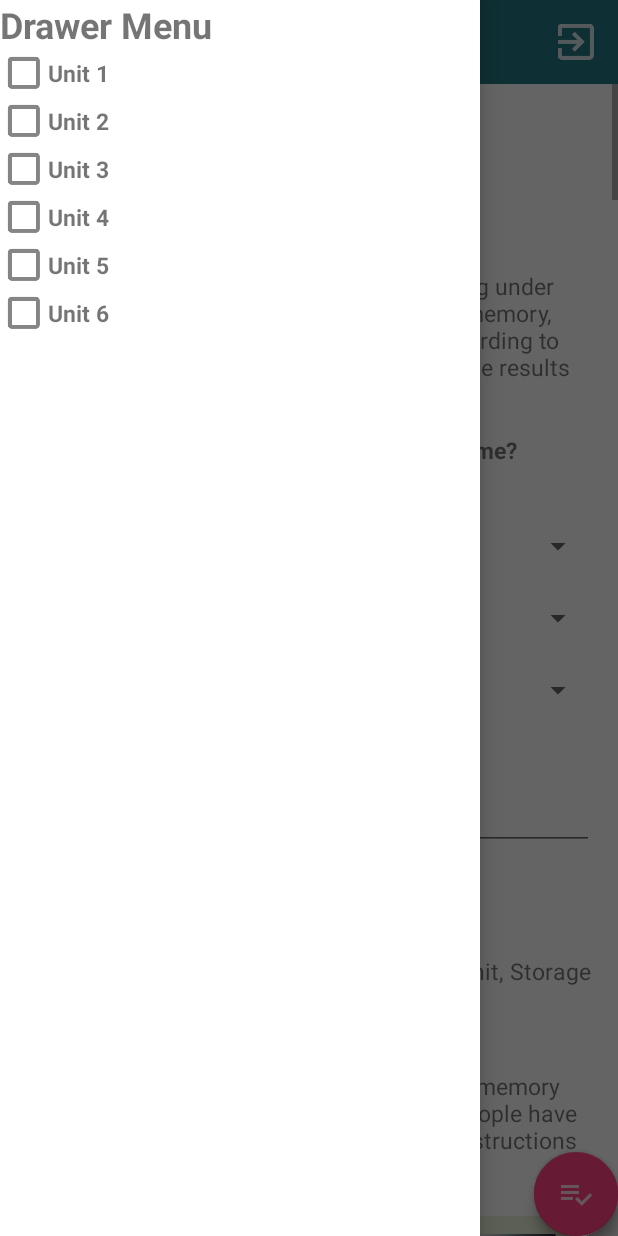
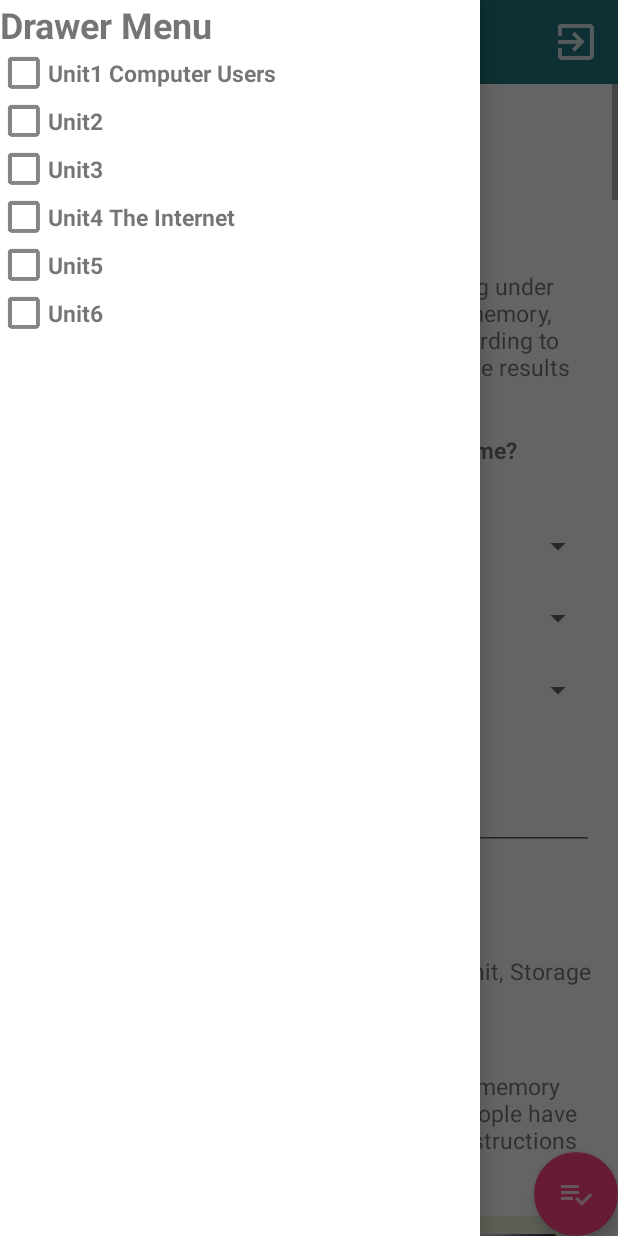
Before and after one commit to usukuma14/funnyQuestion2, an Android app: the screen it shows after launch once a user with an empty profile is signed in (ServiceActivity), with the side drawer open, on a phone screen of 412 x 824 dp. Run offline under Robolectric (Android 15) with nearby library versions, the phone set to English and light mode, and no system bars; our stand-ins replace Firebase (no records; nobody signed in at launch, a user with empty details on screens opened directly).

Commit message:
Check Score Warmup

```diff
--- a/app/src/main/java/thailand/soumbundit/jirawat/funnyquestion/ServiceActivity.java
+++ b/app/src/main/java/thailand/soumbundit/jirawat/funnyquestion/ServiceActivity.java
@@ -19,6 +19,7 @@ import com.google.firebase.auth.FirebaseUser;
 import thailand.soumbundit.jirawat.funnyquestion.fragment.ServiceFragment;
 import thailand.soumbundit.jirawat.funnyquestion.fragment.Unit1Fragment;
 import thailand.soumbundit.jirawat.funnyquestion.fragment.Unit4Fragment;
+import thailand.soumbundit.jirawat.funnyquestion.utility.MyConstant;
 
 public class ServiceActivity extends AppCompatActivity implements View.OnClickListener {
 
@@ -62,6 +63,15 @@ public class ServiceActivity extends AppCompatActivity implements View.OnClickLi
         unit4TextView = findViewById(R.id.txtUnit4);
         unit5TextView = findViewById(R.id.txtUnit5);
         unit6TextView = findViewById(R.id.txtUnit6);
+
+        MyConstant myConstant = new MyConstant();
+        String[] strings = myConstant.getUnitTitleStrings();
+        unit1TextView.setText(strings[0]);
+        unit2TextView.setText(strings[1]);
+        unit3TextView.setText(strings[2]);
+        unit4TextView.setText(strings[3]);
+        unit5TextView.setText(strings[4]);
+        unit6TextView.setText(strings[5]);
 
         unit1TextView.setOnClickListener(ServiceActivity.this);
         unit2TextView.setOnClickListener(ServiceActivity.this);
@@ -174,6 +184,5 @@ public class ServiceActivity extends AppCompatActivity implements View.OnClickLi
         }
 
 
-
     } //onClick
 } // Main Class
--- a/app/src/main/java/thailand/soumbundit/jirawat/funnyquestion/fragment/Unit1Fragment.java
+++ b/app/src/main/java/thailand/soumbundit/jirawat/funnyquestion/fragment/Unit1Fragment.java
@@ -11,6 +11,7 @@ import android.util.Log;
 import android.view.LayoutInflater;
 import android.view.View;
 import android.view.ViewGroup;
+import android.widget.AdapterView;
 import android.widget.ArrayAdapter;
 import android.widget.Button;
 import android.widget.EditText;
@@ -35,6 +36,7 @@ public class Unit1Fragment extends Fragment {
             presentString, practiceString;
 
     private String tag = "11Nov1";
+    private int[] scoreWarmUpInts = new int[]{0, 0, 0};
 
 
     public static Unit1Fragment unit1Instance(String uidString) {
@@ -53,18 +55,9 @@ public class Unit1Fragment extends Fragment {
         //Find UID, Name Unit of user
         findUidNameUnit();
 
-        //find TimeTest
-        findTimeTest();
-
-
-
-
-
-
-
-
 
 //        First Spinner
+        //About worm up
         firstSpinner();
 
         secondSpinner();
@@ -112,6 +105,12 @@ public class Unit1Fragment extends Fragment {
 
 
 //        Check Floating
+        checkFloating();
+
+
+    } //Main Method
+
+    private void checkFloating() {
         FloatingActionButton floatingActionButton = getView().findViewById(R.id.floatingCheck123);
         floatingActionButton.setOnClickListener(new View.OnClickListener() {
             @Override
@@ -123,13 +122,7 @@ public class Unit1Fragment extends Fragment {
 
             }
         });
-
-
-
-
-
-
-    } //Main Method
+    }
 
     private void myAlertDialog() {
 
@@ -148,10 +141,26 @@ public class Unit1Fragment extends Fragment {
             @Override
             public void onClick(DialogInterface dialog, int which) {
                 dialog.dismiss();
+                findTimeTest();
+                calculateWarmUp();
+
             }
         });
         builder.show();
 
+
+    }
+
+    private void calculateWarmUp() {
+        int sumScoreInt = 0;
+
+        for (int i = 0; i < scoreWarmUpInts.length; i += 1) {
+            sumScoreInt = sumScoreInt + scoreWarmUpInts[i];
+
+
+        }
+        warmUpString = Integer.toString(sumScoreInt);
+        Log.d(tag, "WarnUpString ==> " + warmUpString);
 
     }
 
@@ -218,6 +227,7 @@ public class Unit1Fragment extends Fragment {
                 android.R.layout.simple_list_item_1, strings);
         spinner.setAdapter(stringArrayAdapter);
     }
+
     private void Languagework2spinner() {
         Spinner spinner = getView().findViewById(R.id.languagework2spinner);
         String[] strings = myConstant.getChioceSpinner6Strings();
@@ -225,6 +235,7 @@ public class Unit1Fragment extends Fragment {
                 android.R.layout.simple_list_item_1, strings);
         spinner.setAdapter(stringArrayAdapter);
     }
+
     private void Languagework3spinner() {
         Spinner spinner = getView().findViewById(R.id.languagework3spinner);
         String[] strings = myConstant.getChioceSpinner6Strings();
@@ -232,6 +243,7 @@ public class Unit1Fragment extends Fragment {
                 android.R.layout.simple_list_item_1, strings);
         spinner.setAdapter(stringArrayAdapter);
     }
+
     private void Languagework4spinner() {
         Spinner spinner = getView().findViewById(R.id.languagework4spinner);
         String[] strings = myConstant.getChioceSpinner6Strings();
@@ -239,6 +251,7 @@ public class Unit1Fragment extends Fragment {
                 android.R.layout.simple_list_item_1, strings);
         spinner.setAdapter(stringArrayAdapter);
     }
+
     private void Languagework5spinner() {
         Spinner spinner = getView().findViewById(R.id.languagework5spinner);
         String[] strings = myConstant.getChioceSpinner6Strings();
@@ -246,6 +259,7 @@ public class Unit1Fragment extends Fragment {
                 android.R.layout.simple_list_item_1, strings);
         spinner.setAdapter(stringArrayAdapter);
     }
+
     private void Languagework6spinner() {
         Spinner spinner = getView().findViewById(R.id.languagework6spinner);
         String[] strings = myConstant.getChioceSpinner6Strings();
@@ -253,6 +267,7 @@ public class Unit1Fragment extends Fragment {
                 android.R.layout.simple_list_item_1, strings);
         spinner.setAdapter(stringArrayAdapter);
     }
+
     private void Languagework7spinner() {
         Spinner spinner = getView().findViewById(R.id.languagework7spinner);
         String[] strings = myConstant.getChioceSpinner6Strings();
@@ -260,6 +275,7 @@ public class Unit1Fragment extends Fragment {
                 android.R.layout.simple_list_item_1, strings);
         spinner.setAdapter(stringArrayAdapter);
     }
+
     private void Languagework8spinner() {
         Spinner spinner = getView().findViewById(R.id.languagework8spinner);
         String[] strings = myConstant.getChioceSpinner6Strings();
@@ -267,6 +283,7 @@ public class Unit1Fragment extends Fragment {
                 android.R.layout.simple_list_item_1, strings);
         spinner.setAdapter(stringArrayAdapter);
     }
+
     private void Languagework9spinner() {
         Spinner spinner = getView().findViewById(R.id.languagework9spinner);
         String[] strings = myConstant.getChioceSpinner6Strings();
@@ -341,9 +358,8 @@ public class Unit1Fragment extends Fragment {
     }
 
 
-
     private void playMedia1() {
-        mediaPlayer1 = MediaPlayer.create(Unit1Fragment.this.getActivity(),R.raw.unit1);
+        mediaPlayer1 = MediaPlayer.create(Unit1Fragment.this.getActivity(), R.raw.unit1);
 
         final Button button1 = getView().findViewById(R.id.playMedia1);///*****
         button1.setOnClickListener(new View.OnClickListener() {
@@ -359,8 +375,6 @@ public class Unit1Fragment extends Fragment {
             }
         });
     }//Play Media Clip1
-
-
 
 
     private void item1Spinner() {
@@ -412,7 +426,6 @@ public class Unit1Fragment extends Fragment {
     }
 
 
-
     private void answer4Controller() {
         EditText editText = getView().findViewById(R.id.edtAnswer);
 
@@ -424,7 +437,36 @@ public class Unit1Fragment extends Fragment {
         ArrayAdapter<String> stringArrayAdapter = new ArrayAdapter<String>(getActivity(),
                 android.R.layout.simple_list_item_1, strings);
         spinner.setAdapter(stringArrayAdapter);
+
+        spinner.setOnItemSelectedListener(new AdapterView.OnItemSelectedListener() {
+            @Override
+            public void onItemSelected(AdapterView<?> parent, View view, int position, long id) {
+                checkScore(0, position, myConstant.getAnswer1TrueInts());
+
             }
+
+            @Override
+            public void onNothingSelected(AdapterView<?> parent) {
+
+            }
+        });
+
+    }
+
+    private void checkScore(int indexSpinner, int position, int[] answerTrueInts) {
+
+        for (int i1 = 0; i1 < answerTrueInts.length; i1 += 1) {
+
+            if (position == answerTrueInts[i1]) {
+                scoreWarmUpInts[indexSpinner] = 1;
+                break;
+            } else {
+                scoreWarmUpInts[indexSpinner] = 0;
+            }
+
+        }  //for
+
+    } //checkscore
 
     private void secondSpinner() {
         Spinner spinner = getView().findViewById(R.id.spinner2);
@@ -432,6 +474,19 @@ public class Unit1Fragment extends Fragment {
         ArrayAdapter<String> stringArrayAdapter = new ArrayAdapter<String>(getActivity(),
                 android.R.layout.simple_list_item_1, strings);
         spinner.setAdapter(stringArrayAdapter);
+
+        spinner.setOnItemSelectedListener(new AdapterView.OnItemSelectedListener() {
+            @Override
+            public void onItemSelected(AdapterView<?> parent, View view, int position, long id) {
+                checkScore(1, position, myConstant.getAnswer2TrueInts());
+
+            }
+
+            @Override
+            public void onNothingSelected(AdapterView<?> parent) {
+
+            }
+        });
     }
 
     private void thirdSpinner() {
@@ -440,6 +495,18 @@ public class Unit1Fragment extends Fragment {
         ArrayAdapter<String> stringArrayAdapter = new ArrayAdapter<String>(getActivity(),
                 android.R.layout.simple_list_item_1, strings);
         spinner.setAdapter(stringArrayAdapter);
+        spinner.setOnItemSelectedListener(new AdapterView.OnItemSelectedListener() {
+            @Override
+            public void onItemSelected(AdapterView<?> parent, View view, int position, long id) {
+                checkScore(2, position, myConstant.getAnswer3TrueInts());
+
+            }
+
+            @Override
+            public void onNothingSelected(AdapterView<?> parent) {
+
+            }
+        });
     }
 
 
--- a/app/src/main/java/thailand/soumbundit/jirawat/funnyquestion/utility/MyConstant.java
+++ b/app/src/main/java/thailand/soumbundit/jirawat/funnyquestion/utility/MyConstant.java
@@ -1,6 +1,20 @@
 package thailand.soumbundit.jirawat.funnyquestion.utility;
 
 public class MyConstant {
+
+    //About
+//    #############################
+
+//    ###########################
+
+    //    worm up
+    private int[] answer1TrueInts = new int[]{2,8,13,24};
+    private int[] answer2TrueInts = new int[]{2,3};
+    private int[] answer3TrueInts = new int[]{2,4};
+
+
+//    ############################
+
     //    item
     private String[] chioceSpinnerItemStrings = new String[]{
             "????",
@@ -14,18 +28,18 @@ public class MyConstant {
     private String[] chioceSpinner1Strings = new String[]{
             "1)..........",
             "To listen to music",
-            "xxx",
+            "xxx True",
             "To listen music",
             "xxx",
             "Listen to music",
             "xxx",
             "Listen music",
-            "xxx",
+            "xxx True",
             "Listening to music",
             "xxx",
             "To watch movie",
             "xxx",
-            "Watching movies",
+            "Watching movies True",
             "xxx",
             "To watch movies",
             "xxx",
@@ -36,14 +50,14 @@ public class MyConstant {
             "To play a game",
             "xxx",
             "Playing games",
-            "xxx"};
+            "xxx True"};
 
     private String[] chioceSpinner2Strings = new String[]{
             "2)..........",
             "To play computer games",
-            "Playing computer games",
+            "Playing computer games True",
             "To shop online",
-            "Shopping online",
+            "Shopping online True",
             "xxx",
             "xxx",
             "xxx",
@@ -53,8 +67,8 @@ public class MyConstant {
     private String[] chioceSpinner3Strings = new String[]{
             "3)..........",
             "To search information",
-            "Searching information",
-            "xxx",
+            "Searching information True",
+            "xxx True",
             "xxx",
             "xxx",
             "xxx",
@@ -89,7 +103,7 @@ public class MyConstant {
             "Unit1 Computer Users",
             "Unit2",
             "Unit3",
-            "Unit4",
+            "Unit4 The Internet",
             "Unit5",
             "Unit6"
     };
@@ -141,6 +155,18 @@ public class MyConstant {
 //    Getter
 
 
+    public int[] getAnswer1TrueInts() {
+        return answer1TrueInts;
+    }
+
+    public int[] getAnswer2TrueInts() {
+        return answer2TrueInts;
+    }
+
+    public int[] getAnswer3TrueInts() {
+        return answer3TrueInts;
+    }
+
     public String[] getChioceSpinner7Strings() {
         return chioceSpinner7Strings;
     }
--- a/app/src/main/res/layout/fragment_unit1.xml
+++ b/app/src/main/res/layout/fragment_unit1.xml
@@ -4,15 +4,7 @@
     android:layout_height="match_parent">
 
 
-    //<!--float-->
-    <android.support.design.widget.FloatingActionButton
-        android:id="@+id/floatingCheck123"
-        android:layout_width="wrap_content"
-        android:layout_height="wrap_content"
-        android:layout_alignParentBottom="true"
-        android:layout_alignParentRight="true"
-        android:src="@drawable/ic_action_check"
-        android:theme="@style/ThemeOverlay.AppCompat.Dark.ActionBar" />
+
 
 
     <!--Contents-->
@@ -1569,15 +1561,15 @@
 
     <!--float-->
     <android.support.design.widget.FloatingActionButton
-        android:id="@+id/floatingCheck"
+        android:id="@+id/floatingCheck123"
         android:layout_width="wrap_content"
         android:layout_height="wrap_content"
         android:layout_alignParentBottom="true"
-
-
         android:layout_alignParentRight="true"
         android:src="@drawable/ic_action_check"
         android:theme="@style/ThemeOverlay.AppCompat.Dark.ActionBar" />
 
 
+
+
 </RelativeLayout>
```
Lines whose indentation alone changed are shown as unchanged.
